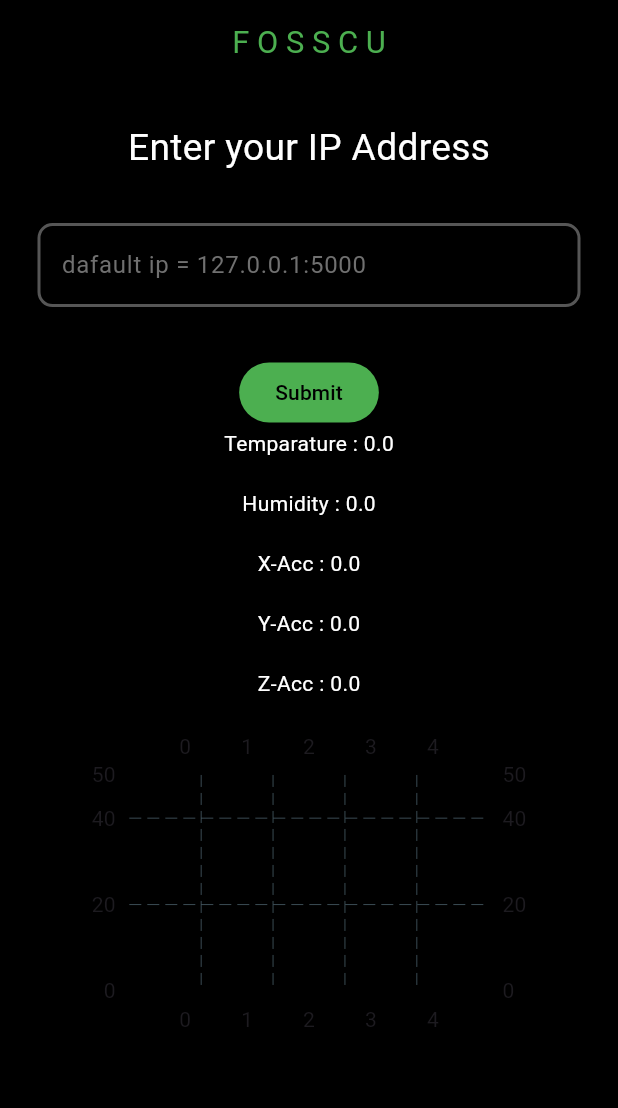
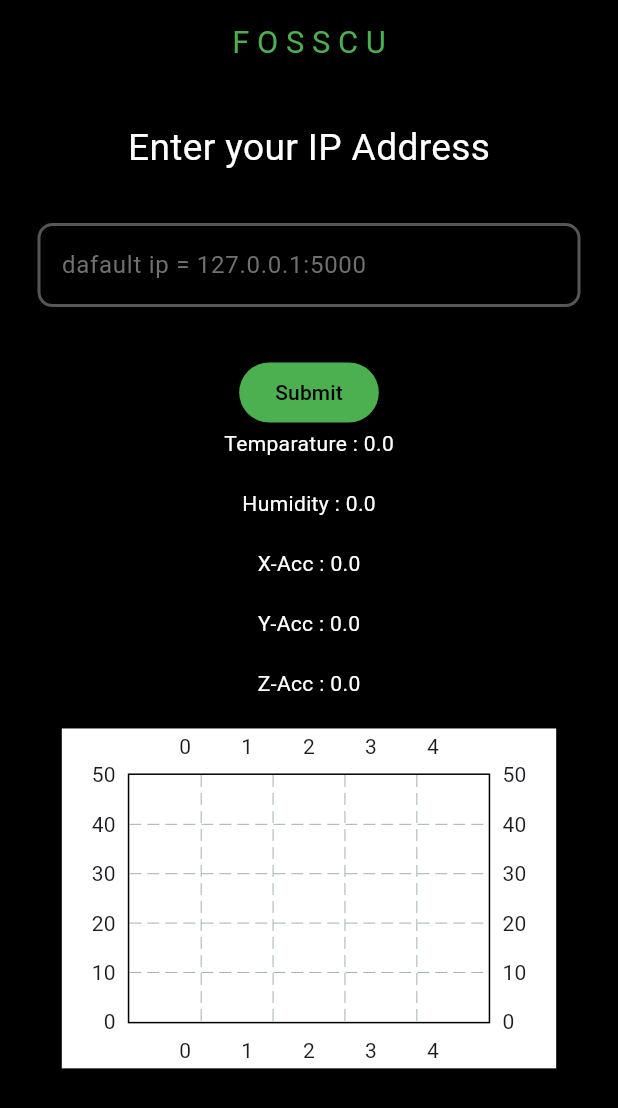
Before and after one commit to Utkarsh4517/fosscgraph, a Flutter app: the screen it shows after launch, on a phone screen of 412 x 824 dp. Shown: the top 1108 px of the screen. Run offline on Flutter 3.47's test engine with Material 2 defaults, Android fonts, the light colour scheme and no system bars; drawn by our look-alikes of fl_chart.

Commit message:
changed graph color

```diff
--- a/lib/pages/homepage.dart
+++ b/lib/pages/homepage.dart
@@ -178,8 +178,9 @@ class _HomePageState extends State<HomePage> {
                         const SizedBox(
                           height: 20,
                         ),
-                         SizedBox(
-                          height: screenWidth * 0.5,
+                         Container(
+                          color: Colors.white,
+                          height: screenWidth * 0.55,
                           child:  MyBarGraph(
                             barData: [temperature, humidity, x_acc, y_acc, z_acc],
                           ),
```
